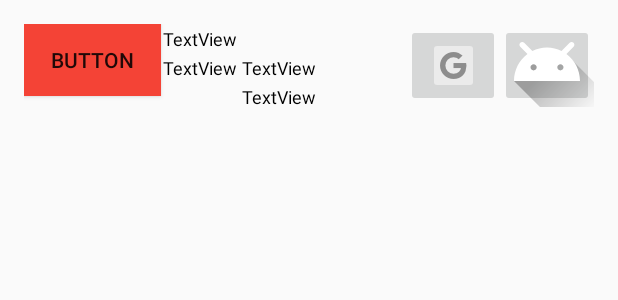
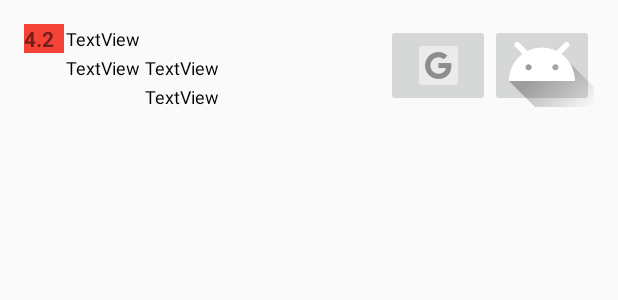
Before and after one commit to CatPawnD20/Quake-III, an Android app: the layout configuration_listview.xml on its own in the app's theme, with its tools: preview values and no code run, on a phone screen of 412 x 824 dp. Shown: the top 300 px of the screen. Run offline under Robolectric (Android 15) with nearby library versions, the phone set to English and light mode, and no system bars.

Commit message:
EartquakeList desing v0.4 (incomplete) (earthquake magnitude added)

```diff
--- a/app/src/main/java/com/ab/quake_iii/EarthquakeListActivity.java
+++ b/app/src/main/java/com/ab/quake_iii/EarthquakeListActivity.java
@@ -114,6 +114,7 @@ public class EarthquakeListActivity extends AppCompatActivity {
             LocalTime time = getItem(position).getTime();
             Double depth = getItem(position).getDepth();
             List<String> location = getItem(position).getLocation();
+            Double magnitudeML = getItem(position).getMagnitudeML();
 
             LayoutInflater inflater = LayoutInflater.from(context);
             convertView = inflater.inflate(resource,parent,false);
@@ -122,11 +123,13 @@ public class EarthquakeListActivity extends AppCompatActivity {
             TextView tvTime = (TextView) convertView.findViewById(R.id.timeView);
             TextView tvDepth = (TextView) convertView.findViewById(R.id.depthView);
             TextView tvLocation = (TextView) convertView.findViewById(R.id.locationView);
+            TextView tvMagnitudeML = (TextView) convertView.findViewById(R.id.magnitudeMLView);
 
             tvDate.setText(String.valueOf(date));
             tvTime.setText(String.valueOf(time));
             tvDepth.setText(String.valueOf(depth));
             tvLocation.setText(String.valueOf(location));
+            tvMagnitudeML.setText(String.valueOf(magnitudeML));
             return convertView;
         }
     }
--- a/app/src/main/res/layout/configuration_listview.xml
+++ b/app/src/main/res/layout/configuration_listview.xml
@@ -21,16 +21,14 @@
             android:layout_height="wrap_content"
             android:orientation="horizontal">
 
-            <Button
-                android:id="@+id/button2"
+            <TextView
+                android:id="@+id/magnitudeMLView"
                 android:layout_width="wrap_content"
                 android:layout_height="wrap_content"
                 android:layout_weight="1"
                 android:background="#F44336"
-                android:shadowColor="#6E6E6E"
-                android:shadowDy="0"
-                android:shadowRadius="0"
-                android:text="Button" />
+                android:text="4.2"
+                android:textStyle="bold" />
 
             <LinearLayout
                 android:id="@+id/dataLayout"
```
